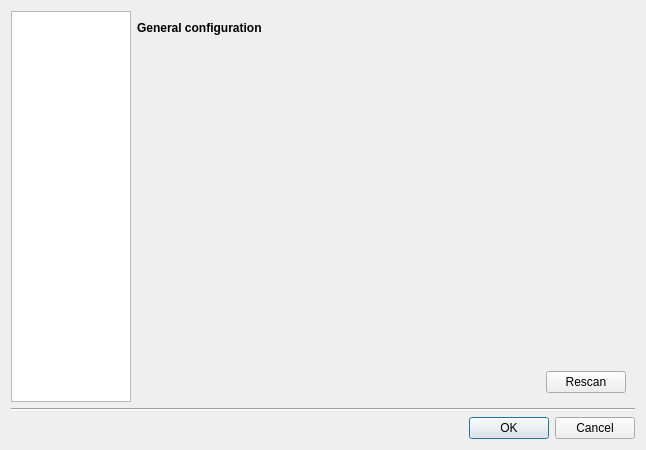
This is gui/configdialog/configdialog.ui in flacon/flacon as Qt 5 draws it before an edit. The edited form follows.
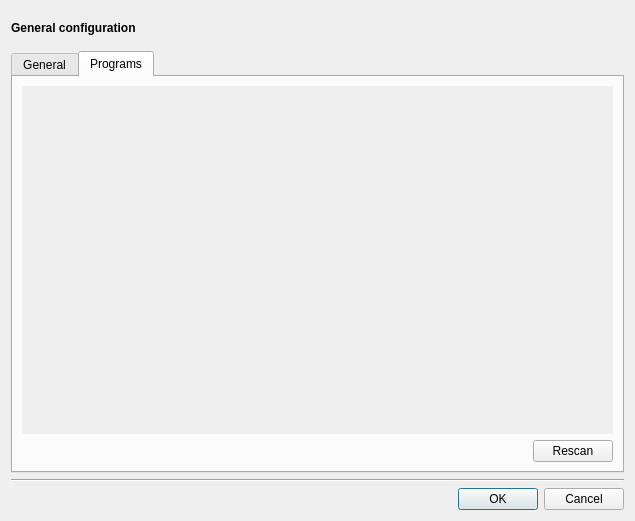
This is the edited form. The open tabs and pages were chosen to show the change. Custom widgets are drawn as their Qt base class.

```diff
--- a/gui/configdialog/configdialog.ui
+++ b/gui/configdialog/configdialog.ui
@@ -6,8 +6,8 @@
    <rect>
     <x>0</x>
     <y>0</y>
-    <width>646</width>
-    <height>450</height>
+    <width>635</width>
+    <height>521</height>
    </rect>
   </property>
   <property name="sizePolicy">
@@ -21,69 +21,6 @@
   </property>
   <layout class="QVBoxLayout" name="verticalLayout_2">
    <item>
-    <layout class="QHBoxLayout" name="horizontalLayout">
-     <item>
-      <widget class="QListWidget" name="pagesList">
-       <property name="sizePolicy">
-        <sizepolicy hsizetype="Maximum" vsizetype="Expanding">
-         <horstretch>0</horstretch>
-         <verstretch>0</verstretch>
-        </sizepolicy>
-       </property>
-       <property name="maximumSize">
-        <size>
-         <width>120</width>
-         <height>16777215</height>
-        </size>
-       </property>
-       <property name="font">
-        <font>
-         <weight>75</weight>
-         <bold>true</bold>
-        </font>
-       </property>
-       <property name="horizontalScrollBarPolicy">
-        <enum>Qt::ScrollBarAlwaysOff</enum>
-       </property>
-       <property name="autoScroll">
-        <bool>false</bool>
-       </property>
-       <property name="editTriggers">
-        <set>QAbstractItemView::NoEditTriggers</set>
-       </property>
-       <property name="showDropIndicator" stdset="0">
-        <bool>false</bool>
-       </property>
-       <property name="iconSize">
-        <size>
-         <width>24</width>
-         <height>24</height>
-        </size>
-       </property>
-       <property name="movement">
-        <enum>QListView::Static</enum>
-       </property>
-       <property name="flow">
-        <enum>QListView::TopToBottom</enum>
-       </property>
-       <property name="isWrapping" stdset="0">
-        <bool>false</bool>
-       </property>
-       <property name="spacing">
-        <number>0</number>
-       </property>
-       <property name="viewMode">
-        <enum>QListView::IconMode</enum>
-       </property>
-       <property name="selectionRectVisible">
-        <bool>true</bool>
-       </property>
-       <property name="currentRow">
-        <number>-1</number>
-       </property>
-      </widget>
-     </item>
-     <item>
       <layout class="QVBoxLayout" name="verticalLayout">
        <item>
         <widget class="QLabel" name="pageTitle">
@@ -105,7 +42,7 @@
         </widget>
        </item>
        <item>
-        <widget class="QStackedWidget" name="pages">
+      <widget class="QTabWidget" name="pages">
          <property name="sizePolicy">
           <sizepolicy hsizetype="Expanding" vsizetype="Preferred">
            <horstretch>1</horstretch>
@@ -122,6 +59,9 @@
           <number>0</number>
          </property>
          <widget class="QWidget" name="generalPage">
+        <attribute name="title">
+         <string>General</string>
+        </attribute>
           <layout class="QVBoxLayout" name="verticalLayout_6">
            <item>
             <layout class="QGridLayout" name="formLayout_6">
@@ -311,6 +251,9 @@
           </layout>
          </widget>
          <widget class="QWidget" name="programsPage">
+        <attribute name="title">
+         <string>Programs</string>
+        </attribute>
           <layout class="QVBoxLayout" name="verticalLayout_5">
            <item>
             <widget class="QScrollArea" name="progsArea">
@@ -325,8 +268,8 @@
                <rect>
                 <x>0</x>
                 <y>0</y>
-                <width>100</width>
-                <height>30</height>
+              <width>579</width>
+              <height>311</height>
                </rect>
               </property>
               <layout class="QVBoxLayout" name="verticalLayout_12">
@@ -384,8 +327,6 @@
        </item>
       </layout>
      </item>
-    </layout>
-   </item>
    <item>
     <widget class="Line" name="line">
      <property name="orientation">
```
Left out of the diff: 45 changed lines with no effect on the pictures. Lines whose indentation alone changed are shown as unchanged.
